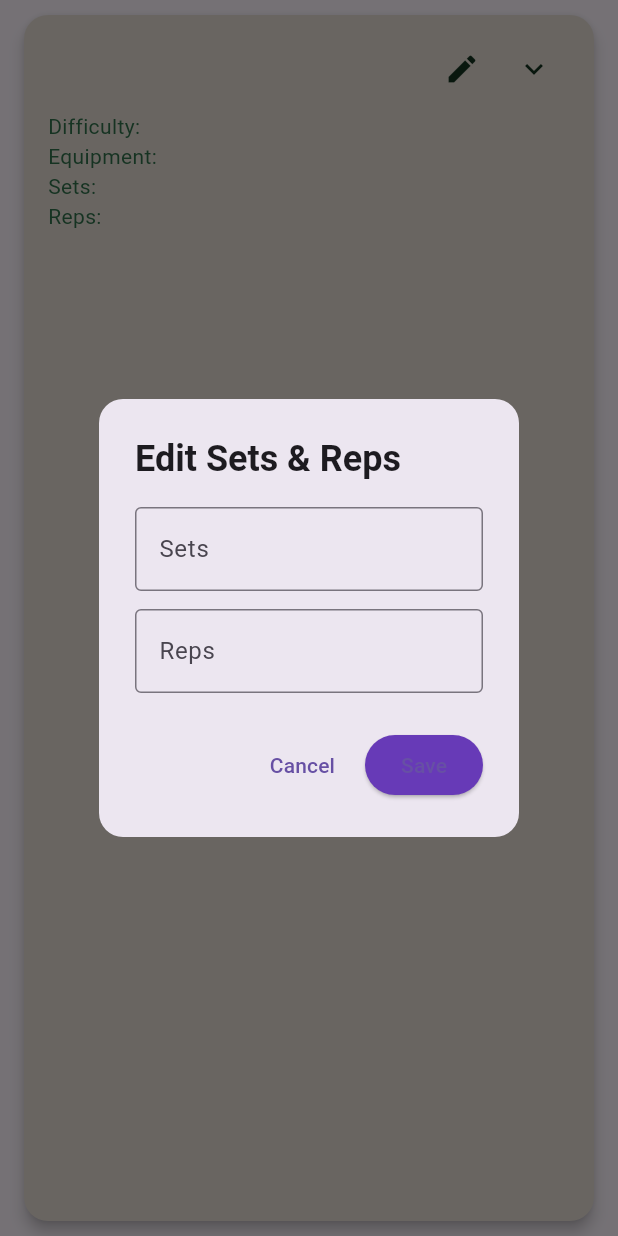
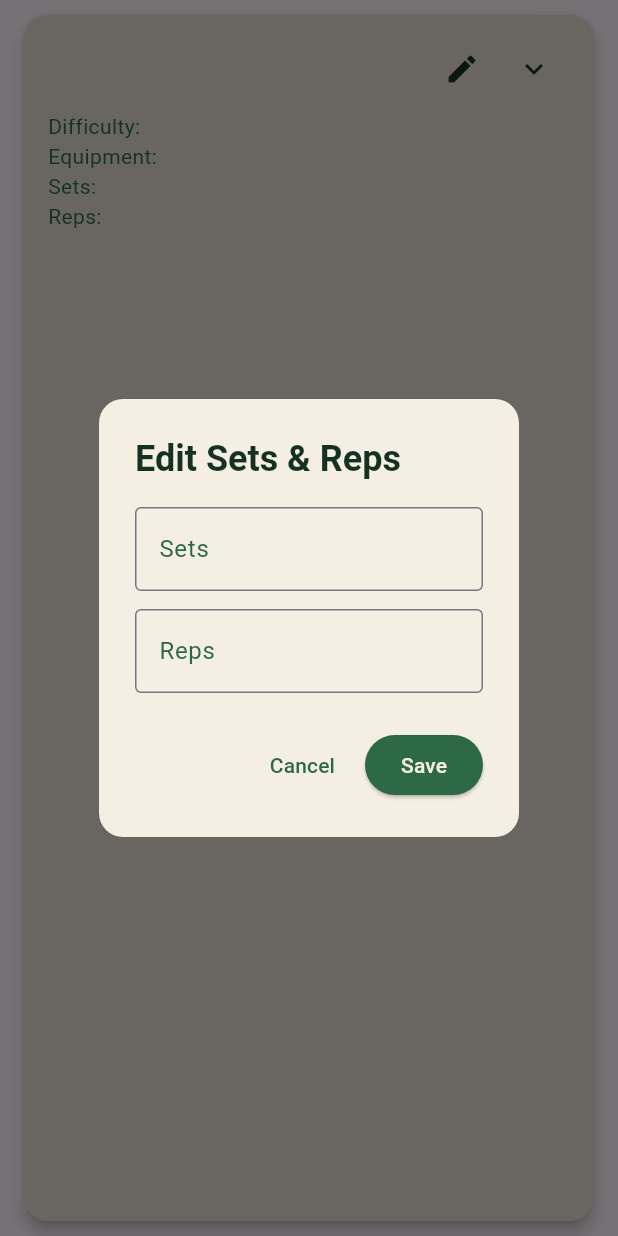
Before and after one commit to marcsaffold17/GetFitApp, a Flutter app: the _WorkoutTile widget shown alone on an empty page, opened directly with empty values, after a tap on the "edit" icon, on a phone screen of 412 x 824 dp. Run offline on Flutter 3.47's test engine with Material 3 defaults, Android fonts, the phone set to English and light mode, and no system bars; our stand-ins replace cloud_firestore, firebase_core, fl_chart, google_nav_bar, shared_preferences; accounts and stored records are empty.

Commit message:
changed editing sets and reps UI

```diff
--- a/get_fit_app/lib/view/Workout-Plan.dart
+++ b/get_fit_app/lib/view/Workout-Plan.dart
@@ -104,9 +104,10 @@ class _WorkoutTileState extends State<_WorkoutTile> {
       context: context,
       builder: (context) => AlertDialog(
         shape: RoundedRectangleBorder(borderRadius: BorderRadius.circular(16)),
+        backgroundColor: Color.fromARGB(255, 244, 238, 227),
         title: Text(
           'Edit Sets & Reps',
-          style: TextStyle(fontWeight: FontWeight.bold),
+          style: TextStyle(fontWeight: FontWeight.bold, color: Color.fromARGB(255, 20, 50, 31)),
         ),
         content: Column(
           mainAxisSize: MainAxisSize.min,
@@ -116,6 +117,7 @@ class _WorkoutTileState extends State<_WorkoutTile> {
               keyboardType: TextInputType.number,
               decoration: InputDecoration(
                 labelText: 'Sets',
+                labelStyle: TextStyle(color: Color.fromARGB(255, 46, 105, 70)),
                 border: OutlineInputBorder(),
               ),
             ),
@@ -125,6 +127,7 @@ class _WorkoutTileState extends State<_WorkoutTile> {
               keyboardType: TextInputType.number,
               decoration: InputDecoration(
                 labelText: 'Reps',
+                labelStyle: TextStyle(color: Color.fromARGB(255, 46, 105, 70)),
                 border: OutlineInputBorder(),
               ),
             ),
@@ -133,12 +136,12 @@ class _WorkoutTileState extends State<_WorkoutTile> {
         actions: [
           TextButton(
             onPressed: () => Navigator.of(context).pop(),
-            child: Text('Cancel'),
+            child: Text('Cancel', style: TextStyle(color: Color.fromARGB(255, 46, 105, 70)),),
           ),
           ElevatedButton(
             style: ElevatedButton.styleFrom(
               shape: StadiumBorder(),
-              backgroundColor: Colors.deepPurple,
+              backgroundColor: Color.fromARGB(255, 46, 105, 70),
             ),
             onPressed: () async {
               String updatedSets = setsController.text;
@@ -163,7 +166,7 @@ class _WorkoutTileState extends State<_WorkoutTile> {
 
               Navigator.of(context).pop();
             },
-            child: Text('Save'),
+            child: Text('Save', style: TextStyle(color: Color.fromARGB(255, 244, 238, 227)),),
           ),
         ],
       ),
```
